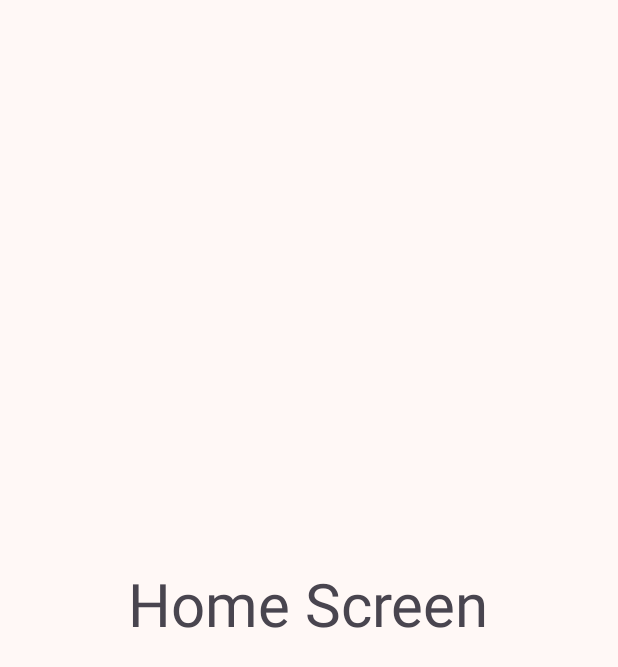
After one commit to jchua21/proyecto-idnp, an Android app: the HomeScreenFragment screen opened through its navigation route, on a phone screen of 412 x 824 dp. The commit adds this screen. Shown: the top 667 px of the screen. Run offline under Robolectric (Android 15) with nearby library versions, the phone set to English and light mode, and no system bars; our stand-ins replace Dagger/Hilt's generated code, Firebase (no records; nobody signed in at launch, a user with empty details on screens opened directly).

Commit message:
feat(auth): Add navigation to Home Screen and store UserSession after authentication

```diff
--- a/app/src/main/java/com/jean/touraqp/auth/ui/login/LoginScreenFragment.kt
+++ b/app/src/main/java/com/jean/touraqp/auth/ui/login/LoginScreenFragment.kt
@@ -66,6 +66,9 @@ class LoginScreenFragment : Fragment(R.layout.fragment_login_screen) {
                         Toast.makeText(context, loginResult.resultMessage.orEmpty(), Toast.LENGTH_SHORT)
                             .show()
 
+                        if(loginResult.isSuccess){
+                            findNavController().navigate(R.id.action_loginScreenFragment_to_homeScreenFragment)
+                        }
                     }
                 }
             }
--- a/app/src/main/java/com/jean/touraqp/auth/ui/register/RegisterScreenFragment.kt
+++ b/app/src/main/java/com/jean/touraqp/auth/ui/register/RegisterScreenFragment.kt
@@ -51,7 +51,9 @@ class RegisterScreenFragment : Fragment(R.layout.fragment_register_screen) {
                         registerScreenBinding?.btnRegister?.isEnabled = !registerResult.isLoading
                         Toast.makeText(context, registerResult.resultMessage, Toast.LENGTH_SHORT)
                             .show()
-
+                        if(registerResult.isSuccess){
+                            findNavController().navigate(R.id.action_registerScreenFragment_to_homeScreenFragment)
+                        }
                     }
                 }
             }
--- /dev/null
+++ b/app/src/main/java/com/jean/touraqp/home/ui/HomeScreenFragment.kt
@@ -0,0 +1,33 @@
+package com.jean.touraqp.home.ui
+
+import android.os.Bundle
+import androidx.fragment.app.Fragment
+import android.view.LayoutInflater
+import android.view.View
+import android.view.ViewGroup
+import com.jean.touraqp.R
+import com.jean.touraqp.core.UserSession
+import com.jean.touraqp.databinding.FragmentHomeScreenBinding
+import dagger.hilt.android.AndroidEntryPoint
+import javax.inject.Inject
+
+@AndroidEntryPoint
+class HomeScreenFragment : Fragment(R.layout.fragment_home_screen) {
+
+    private var homeScreenBinding : FragmentHomeScreenBinding? = null
+    @Inject
+    lateinit var userSession: UserSession
+
+    override fun onViewCreated(view: View, savedInstanceState: Bundle?) {
+        super.onViewCreated(view, savedInstanceState)
+        homeScreenBinding = FragmentHomeScreenBinding.bind(view)
+
+        homeScreenBinding?.userUsername?.text = userSession.username
+    }
+
+    override fun onDestroyView() {
+        super.onDestroyView()
+        homeScreenBinding = null
+    }
+
+}
--- /dev/null
+++ b/app/src/main/res/layout/fragment_home_screen.xml
@@ -0,0 +1,23 @@
+<?xml version="1.0" encoding="utf-8"?>
+<LinearLayout xmlns:android="http://schemas.android.com/apk/res/android"
+    xmlns:tools="http://schemas.android.com/tools"
+    android:layout_width="match_parent"
+    android:layout_height="match_parent"
+    android:orientation="vertical"
+    android:gravity="center"
+    tools:context=".home.ui.HomeScreenFragment">
+
+    <TextView
+        android:layout_width="wrap_content"
+        android:layout_height="wrap_content"
+        android:textSize="40sp"
+        android:text="Home Screen" />
+
+    <TextView
+        android:id="@+id/userUsername"
+        android:layout_width="wrap_content"
+        android:layout_height="wrap_content"
+        tools:text="User Info"
+        />
+
+</LinearLayout>
--- a/app/src/main/res/navigation/main_graph.xml
+++ b/app/src/main/res/navigation/main_graph.xml
@@ -3,7 +3,7 @@
     xmlns:app="http://schemas.android.com/apk/res-auto"
     xmlns:tools="http://schemas.android.com/tools"
     android:id="@+id/main_graph"
-    app:startDestination="@id/registerScreenFragment">
+    app:startDestination="@id/loginScreenFragment">
 
     <fragment
         android:id="@+id/loginScreenFragment"
@@ -12,7 +12,18 @@
         tools:layout="@layout/fragment_login_screen" >
         <action
             android:id="@+id/action_loginScreenFragment_to_registerScreenFragment"
-            app:destination="@id/registerScreenFragment" />
+            app:destination="@id/registerScreenFragment"
+            app:enterAnim="@anim/nav_default_enter_anim"
+            app:exitAnim="@anim/nav_default_exit_anim"
+            app:popEnterAnim="@anim/nav_default_pop_enter_anim"
+            app:popExitAnim="@anim/nav_default_pop_exit_anim" />
+        <action
+            android:id="@+id/action_loginScreenFragment_to_homeScreenFragment"
+            app:destination="@id/homeScreenFragment"
+            app:enterAnim="@anim/nav_default_enter_anim"
+            app:exitAnim="@anim/nav_default_exit_anim"
+            app:popEnterAnim="@anim/nav_default_pop_enter_anim"
+            app:popExitAnim="@anim/nav_default_pop_exit_anim" />
     </fragment>
     <fragment
         android:id="@+id/registerScreenFragment"
@@ -21,6 +32,22 @@
         tools:layout="@layout/fragment_register_screen" >
         <action
             android:id="@+id/action_registerScreenFragment_to_loginScreenFragment"
-            app:destination="@id/loginScreenFragment" />
+            app:destination="@id/loginScreenFragment"
+            app:enterAnim="@anim/nav_default_enter_anim"
+            app:exitAnim="@anim/nav_default_exit_anim"
+            app:popEnterAnim="@anim/nav_default_pop_enter_anim"
+            app:popExitAnim="@anim/nav_default_pop_exit_anim" />
+        <action
+            android:id="@+id/action_registerScreenFragment_to_homeScreenFragment"
+            app:destination="@id/homeScreenFragment"
+            app:enterAnim="@anim/nav_default_enter_anim"
+            app:exitAnim="@anim/nav_default_exit_anim"
+            app:popEnterAnim="@anim/nav_default_pop_enter_anim"
+            app:popExitAnim="@anim/nav_default_pop_exit_anim" />
     </fragment>
+    <fragment
+        android:id="@+id/homeScreenFragment"
+        android:name="com.jean.touraqp.home.ui.HomeScreenFragment"
+        android:label="fragment_home_screen"
+        tools:layout="@layout/fragment_home_screen" />
 </navigation>
```
Also changed, not shown: app/src/main/java/com/jean/touraqp/auth/ui/login/LoginViewModel.kt (+9 -0 lines), app/src/main/java/com/jean/touraqp/auth/ui/register/RegisterViewModel.kt (+8 -0 lines), app/src/main/java/com/jean/touraqp/core/UserSession.kt (added, +30 -0 lines).
